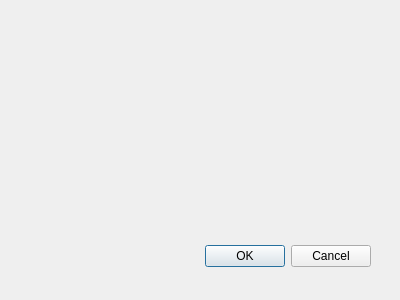
jeremyabel/Prism, file forms/ExportDialog.ui: the form before one commit.
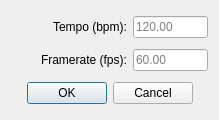
The form after the commit.

Commit message: added export settings dialog

Diff of the .ui file:
```diff
--- a/forms/ExportDialog.ui
+++ b/forms/ExportDialog.ui
@@ -8,29 +8,153 @@
    <rect>
     <x>0</x>
     <y>0</y>
-    <width>400</width>
-    <height>300</height>
+    <width>219</width>
+    <height>120</height>
    </rect>
   </property>
   <property name="windowTitle">
    <string>Dialog</string>
   </property>
-  <widget name="buttonBox" class="QDialogButtonBox">
-   <property name="geometry">
-    <rect>
-     <x>30</x>
-     <y>240</y>
-     <width>341</width>
-     <height>32</height>
-    </rect>
+  <layout class="QVBoxLayout" name="verticalLayout">
+   <property name="spacing">
+    <number>-1</number>
    </property>
-   <property name="orientation">
-    <enum>Qt::Horizontal</enum>
-   </property>
-   <property name="standardButtons">
-    <set>QDialogButtonBox::Cancel|QDialogButtonBox::Ok</set>
-   </property>
-  </widget>
+   <item>
+    <layout class="QHBoxLayout" name="horizontalLayout">
+     <item>
+      <spacer name="horizontalSpacer">
+       <property name="orientation">
+        <enum>Qt::Horizontal</enum>
+       </property>
+       <property name="sizeHint" stdset="0">
+        <size>
+         <width>40</width>
+         <height>20</height>
+        </size>
+       </property>
+      </spacer>
+     </item>
+     <item>
+      <widget class="QLabel" name="label">
+       <property name="minimumSize">
+        <size>
+         <width>0</width>
+         <height>0</height>
+        </size>
+       </property>
+       <property name="text">
+        <string>Tempo (bpm):</string>
+       </property>
+      </widget>
+     </item>
+     <item>
+      <widget class="QLineEdit" name="bmpInput">
+       <property name="sizePolicy">
+        <sizepolicy hsizetype="Minimum" vsizetype="Fixed">
+         <horstretch>0</horstretch>
+         <verstretch>0</verstretch>
+        </sizepolicy>
+       </property>
+       <property name="minimumSize">
+        <size>
+         <width>0</width>
+         <height>0</height>
+        </size>
+       </property>
+       <property name="maximumSize">
+        <size>
+         <width>75</width>
+         <height>16777215</height>
+        </size>
+       </property>
+       <property name="inputMask">
+        <string/>
+       </property>
+       <property name="text">
+        <string/>
+       </property>
+       <property name="cursorPosition">
+        <number>0</number>
+       </property>
+       <property name="alignment">
+        <set>Qt::AlignLeading|Qt::AlignLeft|Qt::AlignVCenter</set>
+       </property>
+       <property name="placeholderText">
+        <string>120.00</string>
+       </property>
+      </widget>
+     </item>
+    </layout>
+   </item>
+   <item>
+    <layout class="QHBoxLayout" name="horizontalLayout_2">
+     <property name="topMargin">
+      <number>0</number>
+     </property>
+     <item>
+      <spacer name="horizontalSpacer_2">
+       <property name="orientation">
+        <enum>Qt::Horizontal</enum>
+       </property>
+       <property name="sizeHint" stdset="0">
+        <size>
+         <width>40</width>
+         <height>20</height>
+        </size>
+       </property>
+      </spacer>
+     </item>
+     <item>
+      <widget class="QLabel" name="label_2">
+       <property name="text">
+        <string>Framerate (fps):</string>
+       </property>
+      </widget>
+     </item>
+     <item>
+      <widget class="QLineEdit" name="fpsInput">
+       <property name="sizePolicy">
+        <sizepolicy hsizetype="Minimum" vsizetype="Fixed">
+         <horstretch>0</horstretch>
+         <verstretch>0</verstretch>
+        </sizepolicy>
+       </property>
+       <property name="maximumSize">
+        <size>
+         <width>75</width>
+         <height>16777215</height>
+        </size>
+       </property>
+       <property name="inputMask">
+        <string/>
+       </property>
+       <property name="text">
+        <string/>
+       </property>
+       <property name="alignment">
+        <set>Qt::AlignLeading|Qt::AlignLeft|Qt::AlignVCenter</set>
+       </property>
+       <property name="placeholderText">
+        <string>60.00</string>
+       </property>
+      </widget>
+     </item>
+    </layout>
+   </item>
+   <item>
+    <widget class="QDialogButtonBox" name="buttonBox">
+     <property name="orientation">
+      <enum>Qt::Horizontal</enum>
+     </property>
+     <property name="standardButtons">
+      <set>QDialogButtonBox::Cancel|QDialogButtonBox::Ok</set>
+     </property>
+     <property name="centerButtons">
+      <bool>true</bool>
+     </property>
+    </widget>
+   </item>
+  </layout>
  </widget>
  <pixmapfunction/>
  <resources/>
```
Left out of the diff: 7 changed lines with no effect on the pictures. The commit also changes 4 other files.
